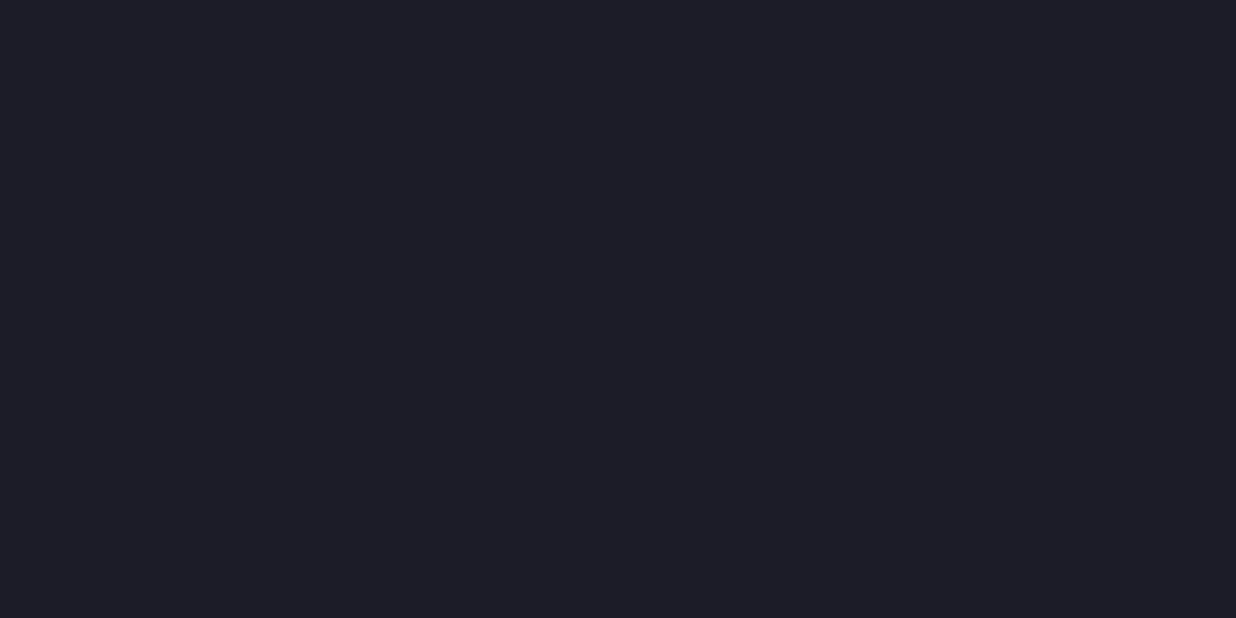
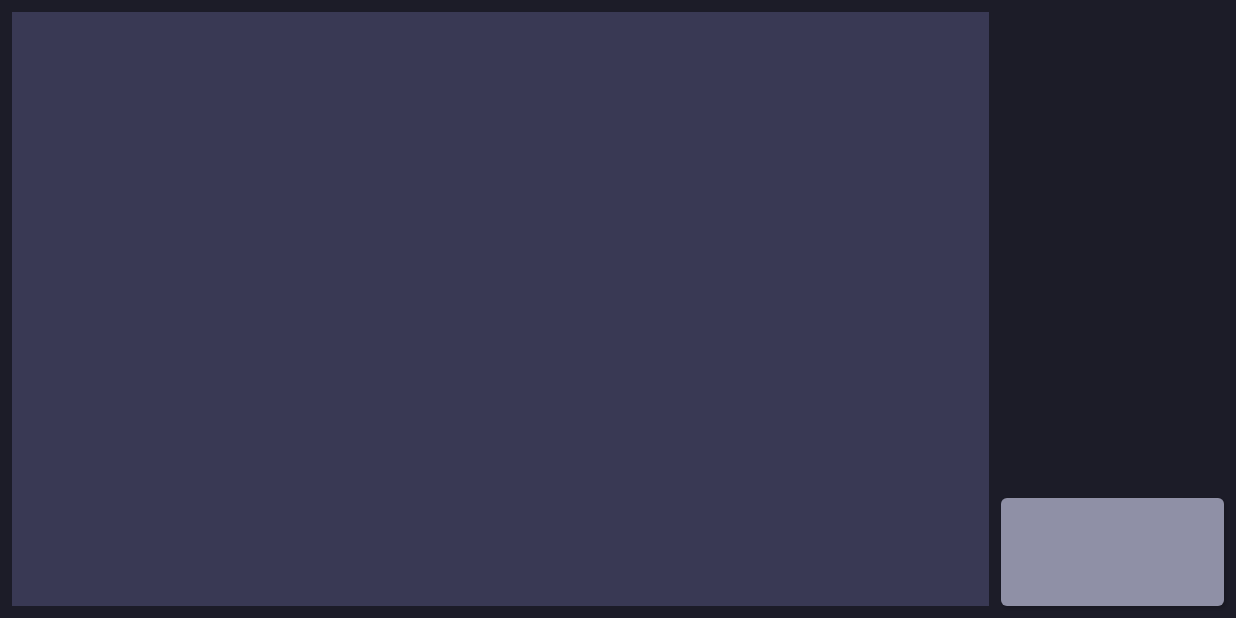
Before and after one commit to Blubberpie/PaperSynth, an Android app: the screen it shows after launch (MainActivity), on a phone screen of 824 x 412 dp (held sideways). Before the commit the screen is empty. Run offline under Robolectric (Android 15) with nearby library versions, the phone set to English and light mode, and no system bars.

Commit message:
Upgraded view

```diff
--- a/app/src/main/java/com/example/papersynth/CanvasView.kt
+++ b/app/src/main/java/com/example/papersynth/CanvasView.kt
@@ -6,19 +6,18 @@ import android.graphics.Bitmap
 import android.graphics.Canvas
 import android.graphics.Paint
 import android.graphics.Path
+import android.util.AttributeSet
 import android.view.MotionEvent
 import android.view.View
-//import android.view.ViewConfiguration
 import androidx.core.content.res.ResourcesCompat
 import kotlin.math.abs
 
 private const val STROKE_WIDTH = 12f
 
-class CanvasView(context: Context) : View(context) {
+class CanvasView : View {
     private lateinit var extraCanvas: Canvas
     private lateinit var extraBitmap: Bitmap
 
-    private val backgroundColor = ResourcesCompat.getColor(resources, R.color.canvasD, null)
     private val brushColor = ResourcesCompat.getColor(resources, R.color.brushL, null)
     private var motionTouchEventX = 0f
     private var motionTouchEventY = 0f
@@ -36,11 +35,15 @@ class CanvasView(context: Context) : View(context) {
         style = Paint.Style.STROKE // default: FILL
         strokeJoin = Paint.Join.ROUND // default: MITER
         strokeCap = Paint.Cap.ROUND // default: BUTT
-        strokeWidth = STROKE_WIDTH // default: Hairline-width (really thin)
+        strokeWidth = STROKE_WIDTH
     }
 
     private val drawing = Path() // the drawing so far
     private val curPath = Path() // current drawing
+
+    constructor(context: Context) : this(context, null)
+    constructor(context: Context, attrs: AttributeSet?) : this(context, attrs, 0)
+    constructor(context: Context, attrs: AttributeSet?, defStyleAttr: Int) : super(context, attrs, defStyleAttr)
 
     override fun onSizeChanged(width: Int, height: Int, oldWidth: Int, oldHeight: Int) {
         super.onSizeChanged(width, height, oldWidth, oldHeight)
@@ -51,7 +54,6 @@ class CanvasView(context: Context) : View(context) {
 
     override fun onDraw(canvas: Canvas) {
         super.onDraw(canvas)
-        canvas.drawColor(backgroundColor) // TODO is this bad code??
         canvas.drawPath(drawing, brush)
         canvas.drawPath(curPath, brush)
     }
--- a/app/src/main/java/com/example/papersynth/MainActivity.kt
+++ b/app/src/main/java/com/example/papersynth/MainActivity.kt
@@ -1,26 +1,14 @@
 package com.example.papersynth
+
 
 import androidx.appcompat.app.AppCompatActivity
 import android.os.Bundle
-import android.view.View.SYSTEM_UI_FLAG_FULLSCREEN
+import androidx.core.content.res.ResourcesCompat
 
 class MainActivity : AppCompatActivity() {
     override fun onCreate(savedInstanceState: Bundle?) {
         super.onCreate(savedInstanceState)
-        val canvasView = CanvasView(this)
-
-        // Deprecated in API 30 but not 19 (current minSdkVersion)
-        canvasView.systemUiVisibility = SYSTEM_UI_FLAG_FULLSCREEN
-        canvasView.contentDescription = getString(R.string.canvasContentDescription)
-        setContentView(canvasView)
-
-        // Show/hide keyboard code (for reference)
-        // You have to wait for the view to be attached to the
-        // window (otherwise, windowInsetController will be null)
-//        view.doOnLayout {
-//            view.windowInsetsController?.show(WindowInsets.Type.ime())
-//            // You can also access it from Window
-//            window.insetsController?.show(WindowInsets.Type.ime())
-//        }
+        setContentView(R.layout.activity_main)
+        window.decorView.setBackgroundColor(ResourcesCompat.getColor(resources, R.color.mainD, null))
     }
 }
--- a/app/src/main/res/layout/activity_main.xml
+++ b/app/src/main/res/layout/activity_main.xml
@@ -6,13 +6,39 @@
     android:layout_height="match_parent"
     tools:context=".MainActivity">
 
-    <TextView
+    <com.example.papersynth.CanvasView
+        android:layout_width="0dp"
+        android:layout_height="0dp"
+        android:layout_marginStart="8dp"
+        android:layout_marginTop="8dp"
+        android:layout_marginBottom="8dp"
+        android:background="@color/canvasD"
+        app:layout_constraintBottom_toBottomOf="parent"
+        app:layout_constraintEnd_toStartOf="@+id/canvas_splitter"
+        app:layout_constraintHorizontal_bias="0.0"
+        app:layout_constraintStart_toStartOf="parent"
+        app:layout_constraintTop_toTopOf="parent"
+        app:layout_constraintVertical_bias="0.0" />
+
+    <Button
+        android:id="@+id/testButton"
+        android:layout_width="0dp"
+        android:layout_height="80dp"
+        android:layout_marginStart="8dp"
+        android:layout_marginEnd="8dp"
+        android:layout_marginBottom="8dp"
+        android:insetTop="8dp"
+        android:insetBottom="0dp"
+        app:backgroundTint="@color/elementD"
+        app:layout_constraintBottom_toBottomOf="parent"
+        app:layout_constraintEnd_toEndOf="parent"
+        app:layout_constraintStart_toStartOf="@+id/canvas_splitter" />
+
+    <androidx.constraintlayout.widget.Guideline
+        android:id="@+id/canvas_splitter"
         android:layout_width="wrap_content"
         android:layout_height="wrap_content"
-        android:text="Hello World!"
-        app:layout_constraintBottom_toBottomOf="parent"
-        app:layout_constraintLeft_toLeftOf="parent"
-        app:layout_constraintRight_toRightOf="parent"
-        app:layout_constraintTop_toTopOf="parent" />
+        android:orientation="vertical"
+        app:layout_constraintGuide_percent="0.8" />
 
 </androidx.constraintlayout.widget.ConstraintLayout>
--- a/app/src/main/res/values/colors.xml
+++ b/app/src/main/res/values/colors.xml
@@ -10,8 +10,9 @@
 
     <!-- Dark Mode Colors -->
 
-    <color name="mainD">#555770</color>
-    <color name="canvasD">#1C1C28</color>
+    <color name="mainD">#1C1C28</color>
+    <color name="canvasD">#393954</color>
+    <color name="elementD">#8F90A6</color>
     <color name="textL">#EBEBF0</color>
     <color name="brushL">#F2F2F5</color>
 
--- a/app/src/main/res/values/themes.xml
+++ b/app/src/main/res/values/themes.xml
@@ -12,5 +12,6 @@
         <!-- Status bar color. -->
         <item name="android:statusBarColor" tools:targetApi="l">?attr/colorPrimaryVariant</item>
         <!-- Customize your theme here. -->
+        <item name="android:windowFullscreen">true</item>
     </style>
 </resources>
```
